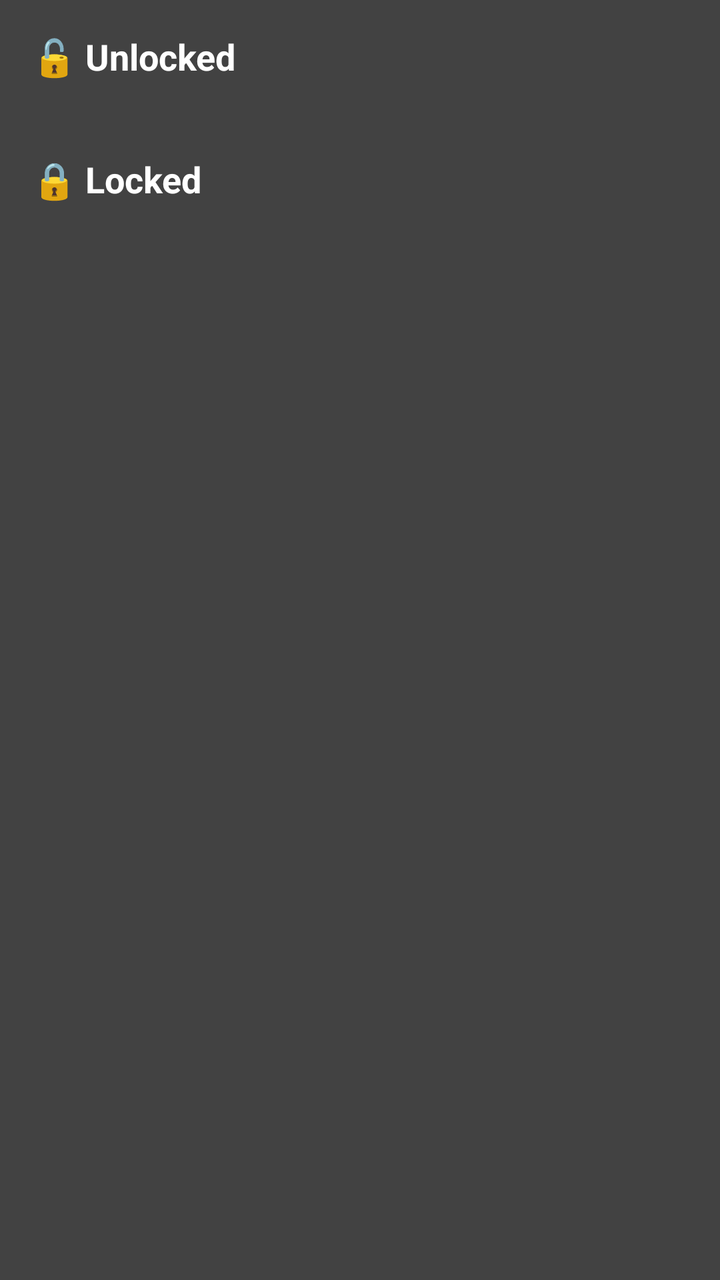
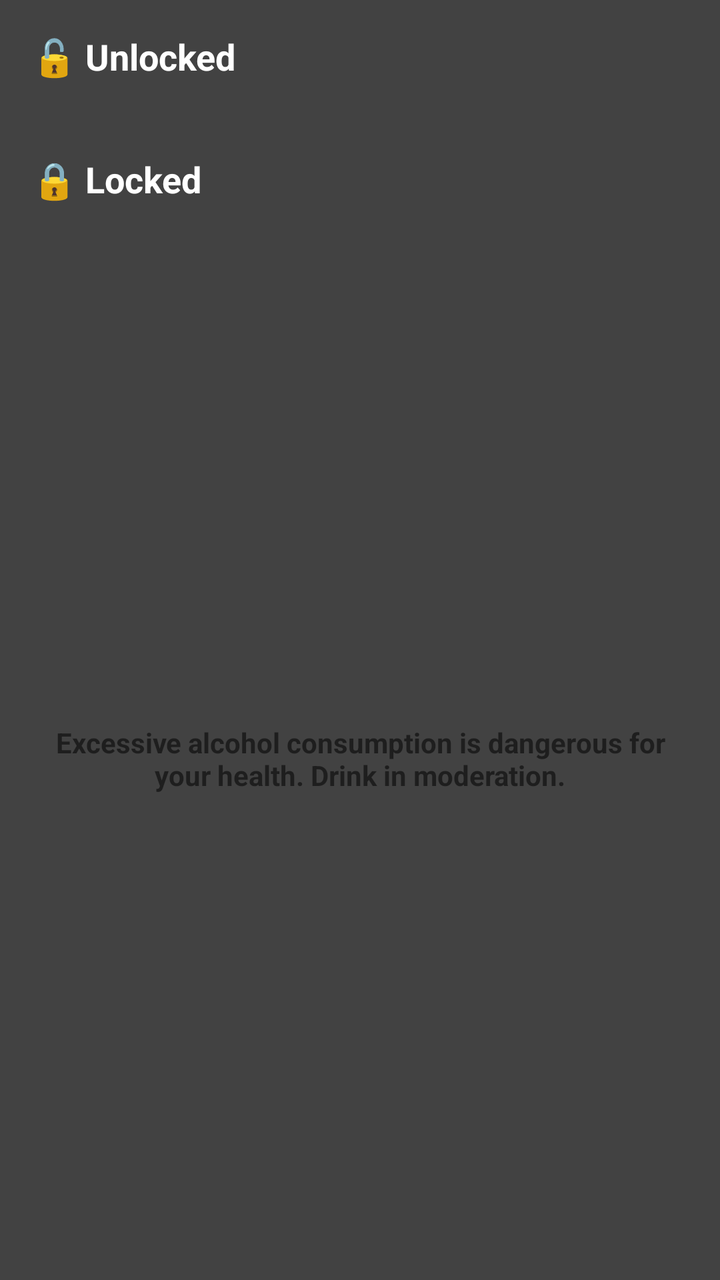

Screens rendered from an Android XML layout before and after an edit, with the pre-edit source and the edit as a unified diff.
<!-- AndroidManifest.xml: application theme Theme.BeerReal -->
<!-- res/layout/fragment_achievements.xml -->
<?xml version="1.0" encoding="utf-8"?>
<ScrollView xmlns:android="http://schemas.android.com/apk/res/android"
    android:layout_width="match_parent"
    android:layout_height="wrap_content"
    android:fillViewport="true"
    android:background="#424242">

    <LinearLayout
        android:layout_width="match_parent"
        android:layout_height="wrap_content"
        android:orientation="vertical"
        android:padding="16dp">

        <TextView
            android:id="@+id/unlockedTextView"
            android:layout_width="match_parent"
            android:layout_height="wrap_content"
            android:text="@string/unlocked_n"
            android:textColor="#FFFFFF"
            android:textSize="18sp"
            android:textStyle="bold"
            android:gravity="start"
            android:paddingBottom="8dp"
            />

        <LinearLayout
            android:id="@+id/unlockedLayout"
            android:layout_width="match_parent"
            android:layout_height="wrap_content"
            android:orientation="vertical" />

        <TextView
            android:id="@+id/lockedTextView"
            android:layout_width="match_parent"
            android:layout_height="wrap_content"
            android:text="@string/locked_n"
            android:textColor="#FFFFFF"
            android:textSize="18sp"
            android:textStyle="bold"
            android:gravity="start"
            android:paddingTop="8dp"
             />

        <LinearLayout
            android:id="@+id/lockedLayout"
            android:layout_width="match_parent"
            android:layout_height="wrap_content"
            android:orientation="vertical" />

    </LinearLayout>
</ScrollView>
<!-- resources referenced by this layout -->
<resources>
  <string name="locked_n">🔒 Locked\n</string>
  <string name="unlocked_n">🔓 Unlocked\n</string>
  <style name="Theme.BeerReal" parent="Theme.MaterialComponents.DayNight.DarkActionBar">
          
          <item name="colorPrimary">#FBB122</item>
          <item name="colorPrimaryVariant">#FBB122</item>
          <item name="colorOnPrimary">#121212</item>
  
          
          <item name="colorSecondary">#FBB122</item>
          <item name="colorSecondaryVariant">#FBB122</item>
          <item name="colorOnSecondary">#121212</item>
  
          
          <item name="android:windowBackground">#121212</item>
          <item name="colorSurface">#1E1E1E</item>
          <item name="colorOnSurface">#FFFFFF</item>
  
          
          <item name="android:statusBarColor">?attr/colorPrimaryVariant</item>
      </style>
</resources>

<!-- the commit's change to res/layout/fragment_achievements.xml (unified diff, before → after) -->
@@ -47,5 +47,13 @@
             android:layout_height="wrap_content"
             android:orientation="vertical" />
 
+        <TextView
+            android:layout_width="match_parent"
+            android:layout_height="match_parent"
+            android:paddingTop="12dp"
+            android:text="@string/abuse"
+            android:gravity="center"
+            android:textStyle="bold"/>
+
     </LinearLayout>
 </ScrollView>
<!-- resource entries referenced after the edit -->
@@ -1,5 +1,6 @@
 <!-- resources referenced by this layout -->
 <resources>
+  <string name="abuse">Excessive alcohol consumption is dangerous for your health. Drink in moderation.</string>
   <string name="locked_n">🔒 Locked\n</string>
   <string name="unlocked_n">🔓 Unlocked\n</string>
   <style name="Theme.BeerReal" parent="Theme.MaterialComponents.DayNight.DarkActionBar">
